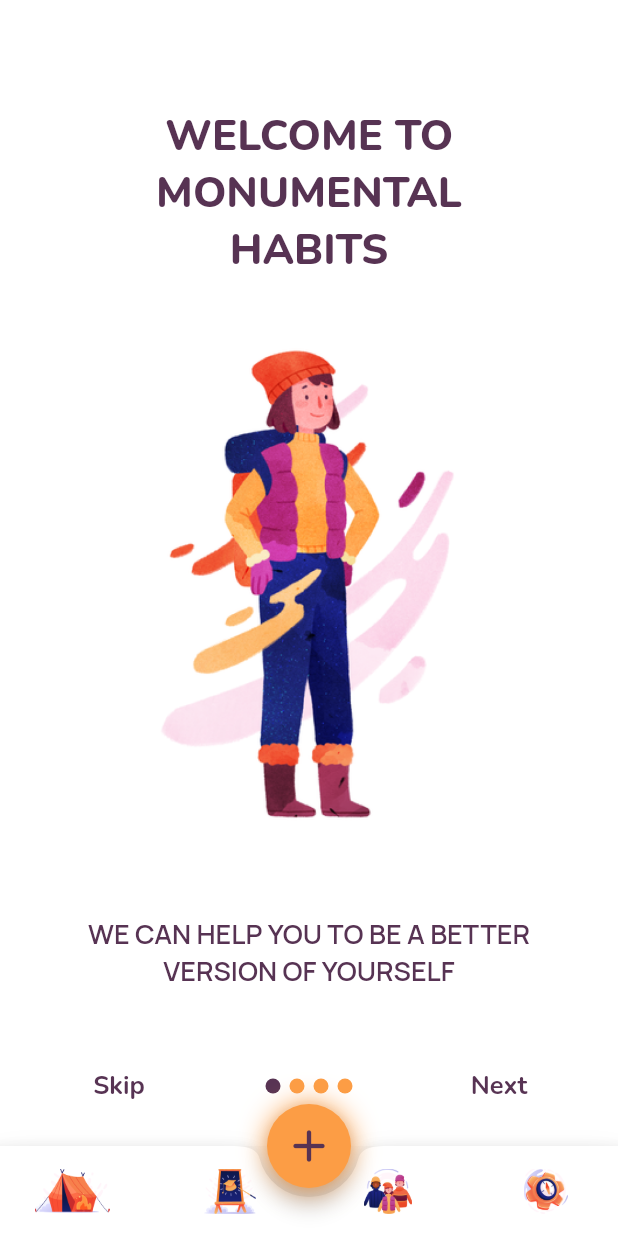
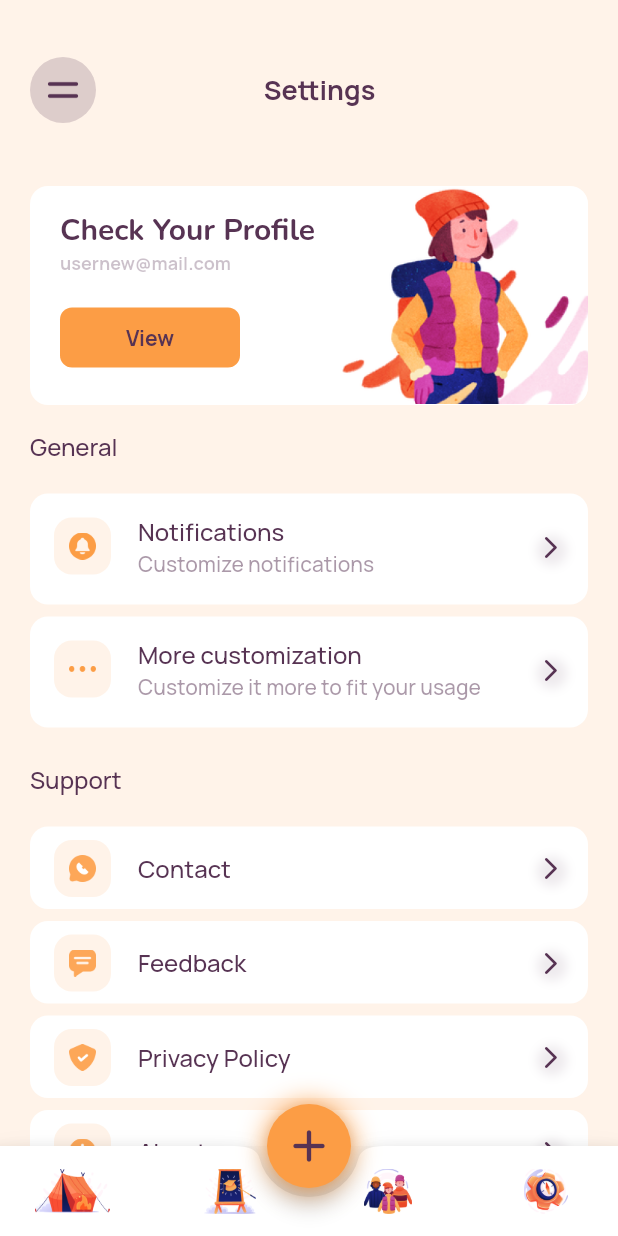
Before and after one commit to Ripat-2345/habit_builder_app, a Flutter app: the screen it shows after launch, item 4 of the bottom bar chosen, on a phone screen of 412 x 824 dp. Run offline on Flutter 3.47's test engine with Material 2 defaults, Android fonts, the light colour scheme and no system bars; drawn by our look-alikes of introduction_screen; our stand-ins replace google_fonts.

Commit message:
creating setting_screen

```diff
--- a/lib/screens/community/community_screen.dart
+++ b/lib/screens/community/community_screen.dart
@@ -1,21 +1,28 @@
-import 'dart:ui';
-
 import 'package:flutter/material.dart';
 import 'package:habit_builder_app/consts.dart';
 import 'package:habit_builder_app/widgets/widget_app_bar.dart';
 
 class CommunityScreen extends StatelessWidget {
-  const CommunityScreen({Key? key}) : super(key: key);
+  CommunityScreen({Key? key}) : super(key: key);
+
+  final List _community = [
+    ['assets/images/introduction_background.png', 'Jerome'],
+    ['assets/images/introduction_background.png', 'Gretchen'],
+    ['assets/images/introduction_background.png', 'AI'],
+    ['assets/images/introduction_background.png', 'Colin'],
+  ];
 
   @override
   Widget build(BuildContext context) {
     return Scaffold(
       backgroundColor: thirdColor,
-      body: Padding(
+      body: SingleChildScrollView(
+        child: Padding(
           padding: const EdgeInsets.only(
             left: 20,
             top: 38,
             right: 20,
+            bottom: 28,
           ),
           child: Column(
             children: [
@@ -55,13 +62,16 @@
               const SizedBox(
                 height: 42,
               ),
-            Container(
+              Column(
+                children: _community.map((data) {
+                  return Container(
                     padding: const EdgeInsets.only(
                       left: 16,
                       top: 12,
                       right: 16,
                       bottom: 12,
                     ),
+                    margin: const EdgeInsets.only(bottom: 8),
                     width: double.infinity,
                     height: 174,
                     decoration: BoxDecoration(
@@ -79,7 +89,7 @@
                                 ClipRRect(
                                   borderRadius: BorderRadius.circular(100),
                                   child: Image.asset(
-                              "assets/images/introduction_background.png",
+                                    data[0],
                                     width: 28,
                                     height: 28,
                                     fit: BoxFit.cover,
@@ -89,9 +99,10 @@
                                   width: 10,
                                 ),
                                 Column(
+                                  crossAxisAlignment: CrossAxisAlignment.start,
                                   children: [
                                     Text(
-                                "Jerome",
+                                      data[1],
                                       style: manrope.copyWith(
                                         color: primaryColor,
                                         fontSize: 14,
@@ -197,8 +208,11 @@
                         ),
                       ],
                     ),
+                  );
+                }).toList(),
               ),
             ],
+          ),
         ),
       ),
     );
--- /dev/null
+++ b/lib/screens/setting/setting_screen.dart
@@ -0,0 +1,303 @@
+import 'package:flutter/material.dart';
+import 'package:habit_builder_app/consts.dart';
+
+import '../../widgets/widget_app_bar.dart';
+
+class SettingScreen extends StatelessWidget {
+  SettingScreen({Key? key}) : super(key: key);
+
+  final List _generalMenu = [
+    [
+      "assets/icons/notification_icon.png",
+      "Notifications",
+      "Customize notifications"
+    ],
+    [
+      "assets/icons/more_icon.png",
+      "More customization",
+      "Customize it more to fit your usage"
+    ],
+  ];
+
+  final List _supportMenu = [
+    [
+      "assets/icons/phone_icon.png",
+      "Contact",
+    ],
+    [
+      "assets/icons/chat_icon.png",
+      "Feedback",
+    ],
+    [
+      "assets/icons/shield_icon.png",
+      "Privacy Policy",
+    ],
+    [
+      "assets/icons/warning_icon.png",
+      "About",
+    ],
+  ];
+
+  @override
+  Widget build(BuildContext context) {
+    return Scaffold(
+      backgroundColor: thirdColor,
+      body: SingleChildScrollView(
+        child: Padding(
+          padding: const EdgeInsets.only(
+            left: 20,
+            top: 38,
+            right: 20,
+            bottom: 28,
+          ),
+          child: Column(
+            crossAxisAlignment: CrossAxisAlignment.start,
+            children: [
+              WidgetAppBar(
+                prefix: InkWell(
+                  onTap: () {},
+                  child: Container(
+                    width: 44,
+                    height: 44,
+                    decoration: BoxDecoration(
+                      borderRadius: BorderRadius.circular(100),
+                      color: primaryColor.withOpacity(0.2),
+                    ),
+                    child: Image.asset(
+                      "assets/icons/menu_icon.png",
+                    ),
+                  ),
+                ),
+                title: Text(
+                  "Settings",
+                  style: manrope.copyWith(
+                    color: primaryColor,
+                    fontSize: 18,
+                    fontWeight: FontWeight.w700,
+                  ),
+                ),
+                suffix: const SizedBox(
+                  width: 30,
+                ),
+              ),
+              const SizedBox(
+                height: 42,
+              ),
+              Container(
+                width: 374,
+                height: 146,
+                decoration: BoxDecoration(
+                  borderRadius: BorderRadius.circular(12),
+                  color: Colors.white,
+                  image: const DecorationImage(
+                    image: AssetImage("assets/images/card_illustration.png"),
+                  ),
+                ),
+                child: Padding(
+                  padding: const EdgeInsets.symmetric(
+                    horizontal: 20,
+                    vertical: 16,
+                  ),
+                  child: Column(
+                    crossAxisAlignment: CrossAxisAlignment.start,
+                    children: [
+                      Text(
+                        "Check Your Profile",
+                        style: nunito.copyWith(
+                          color: primaryColor,
+                          fontSize: 20,
+                          fontWeight: FontWeight.w700,
+                        ),
+                      ),
+                      Text(
+                        "usernew@mail.com",
+                        style: manrope.copyWith(
+                          color: primaryColor.withOpacity(0.3),
+                          fontSize: 12,
+                          fontWeight: FontWeight.w700,
+                        ),
+                      ),
+                      const SizedBox(
+                        height: 22,
+                      ),
+                      SizedBox(
+                        width: 120,
+                        height: 40,
+                        child: ElevatedButton(
+                          onPressed: () {},
+                          style: ElevatedButton.styleFrom(
+                            primary: secondaryColor,
+                            elevation: 0,
+                            shape: RoundedRectangleBorder(
+                              borderRadius: BorderRadius.circular(8),
+                            ),
+                          ),
+                          child: Text(
+                            "View",
+                            style: manrope.copyWith(
+                              color: primaryColor,
+                              fontSize: 14,
+                              fontWeight: FontWeight.w700,
+                            ),
+                          ),
+                        ),
+                      ),
+                    ],
+                  ),
+                ),
+              ),
+              const SizedBox(
+                height: 17,
+              ),
+              Text(
+                "General",
+                style: manrope.copyWith(
+                  color: primaryColor,
+                  fontSize: 16,
+                  fontWeight: FontWeight.w500,
+                ),
+              ),
+              const SizedBox(
+                height: 20,
+              ),
+              Column(
+                children: _generalMenu.map((data) {
+                  return Container(
+                    width: double.infinity,
+                    height: 74,
+                    margin: const EdgeInsets.only(bottom: 8),
+                    decoration: BoxDecoration(
+                      borderRadius: BorderRadius.circular(12),
+                      color: Colors.white,
+                    ),
+                    child: ListTile(
+                      leading: Container(
+                        width: 38,
+                        height: 38,
+                        decoration: BoxDecoration(
+                          borderRadius: BorderRadius.circular(12),
+                          color: thirdColor,
+                        ),
+                        child: Center(
+                          child: Image.asset(
+                            data[0],
+                            width: 18,
+                            height: 18,
+                          ),
+                        ),
+                      ),
+                      title: Text(
+                        data[1],
+                        style: manrope.copyWith(
+                          color: primaryColor,
+                          fontSize: 16,
+                          fontWeight: FontWeight.w500,
+                        ),
+                      ),
+                      subtitle: Text(
+                        data[2],
+                        style: manrope.copyWith(
+                          color: primaryColor.withOpacity(0.5),
+                          fontSize: 14,
+                          fontWeight: FontWeight.w500,
+                        ),
+                      ),
+                      trailing: Container(
+                        decoration: BoxDecoration(
+                          borderRadius: BorderRadius.circular(100),
+                          boxShadow: [
+                            BoxShadow(
+                              color: primaryColor.withOpacity(0.1),
+                              blurRadius: 5,
+                              offset: const Offset(1, 2),
+                              spreadRadius: 1,
+                            )
+                          ],
+                        ),
+                        child: Icon(
+                          Icons.arrow_forward_ios_rounded,
+                          color: primaryColor,
+                          size: 18,
+                        ),
+                      ),
+                    ),
+                  );
+                }).toList(),
+              ),
+              const SizedBox(
+                height: 16,
+              ),
+              Text(
+                "Support",
+                style: manrope.copyWith(
+                  color: primaryColor,
+                  fontSize: 16,
+                  fontWeight: FontWeight.w500,
+                ),
+              ),
+              const SizedBox(
+                height: 20,
+              ),
+              Column(
+                children: _supportMenu.map((data) {
+                  return Container(
+                    width: double.infinity,
+                    height: 55,
+                    margin: const EdgeInsets.only(bottom: 8),
+                    decoration: BoxDecoration(
+                      borderRadius: BorderRadius.circular(12),
+                      color: Colors.white,
+                    ),
+                    child: ListTile(
+                      leading: Container(
+                        width: 38,
+                        height: 38,
+                        decoration: BoxDecoration(
+                          borderRadius: BorderRadius.circular(12),
+                          color: thirdColor,
+                        ),
+                        child: Center(
+                          child: Image.asset(
+                            data[0],
+                            width: 18,
+                            height: 18,
+                          ),
+                        ),
+                      ),
+                      title: Text(
+                        data[1],
+                        style: manrope.copyWith(
+                          color: primaryColor,
+                          fontSize: 16,
+                          fontWeight: FontWeight.w500,
+                        ),
+                      ),
+                      trailing: Container(
+                        decoration: BoxDecoration(
+                          borderRadius: BorderRadius.circular(100),
+                          boxShadow: [
+                            BoxShadow(
+                              color: primaryColor.withOpacity(0.1),
+                              blurRadius: 5,
+                              offset: const Offset(1, 2),
+                              spreadRadius: 1,
+                            )
+                          ],
+                        ),
+                        child: Icon(
+                          Icons.arrow_forward_ios_rounded,
+                          color: primaryColor,
+                          size: 18,
+                        ),
+                      ),
+                    ),
+                  );
+                }).toList(),
+              ),
+            ],
+          ),
+        ),
+      ),
+    );
+  }
+}
--- a/lib/widgets/widget_bottom_navigation.dart
+++ b/lib/widgets/widget_bottom_navigation.dart
@@ -3,7 +3,7 @@
 import 'package:habit_builder_app/screens/community/community_screen.dart';
 import 'package:habit_builder_app/screens/course/course_screen.dart';
 import 'package:habit_builder_app/screens/home/home_screen.dart';
-import 'package:habit_builder_app/screens/onboarding/onboarding_screen.dart';
+import 'package:habit_builder_app/screens/setting/setting_screen.dart';
 
 class WidgetBottomNavigation extends StatefulWidget {
   const WidgetBottomNavigation({Key? key}) : super(key: key);
@@ -38,7 +38,7 @@
         width: 50,
         height: 30,
       ),
-      const CommunityScreen(),
+      CommunityScreen(),
     ],
     [
       Image.asset(
@@ -46,7 +46,7 @@
         width: 50,
         height: 30,
       ),
-      Onboarding(),
+      SettingScreen(),
     ],
   ];
 
```
Also changed, not shown: assets/icons/chat_icon.png (added), assets/icons/more_icon.png (added), assets/icons/notification_icon.png (added), assets/icons/phone_icon.png (added), assets/icons/shield_icon.png (added), assets/icons/warning_icon.png (added). Lines whose indentation alone changed are shown as unchanged.
